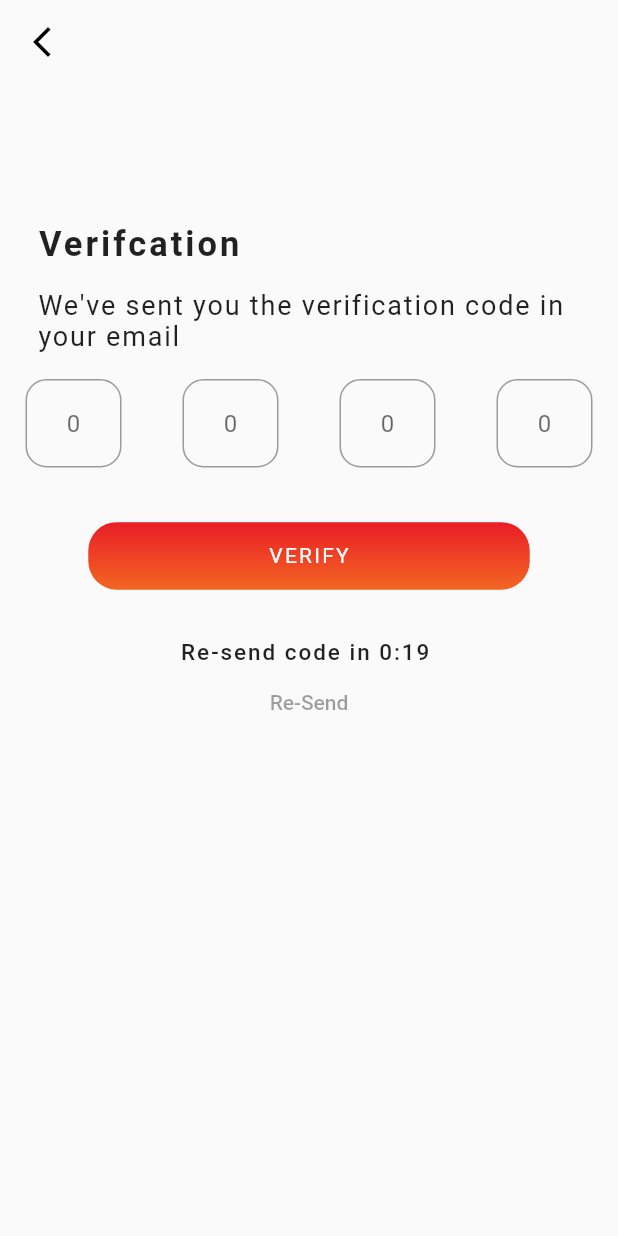
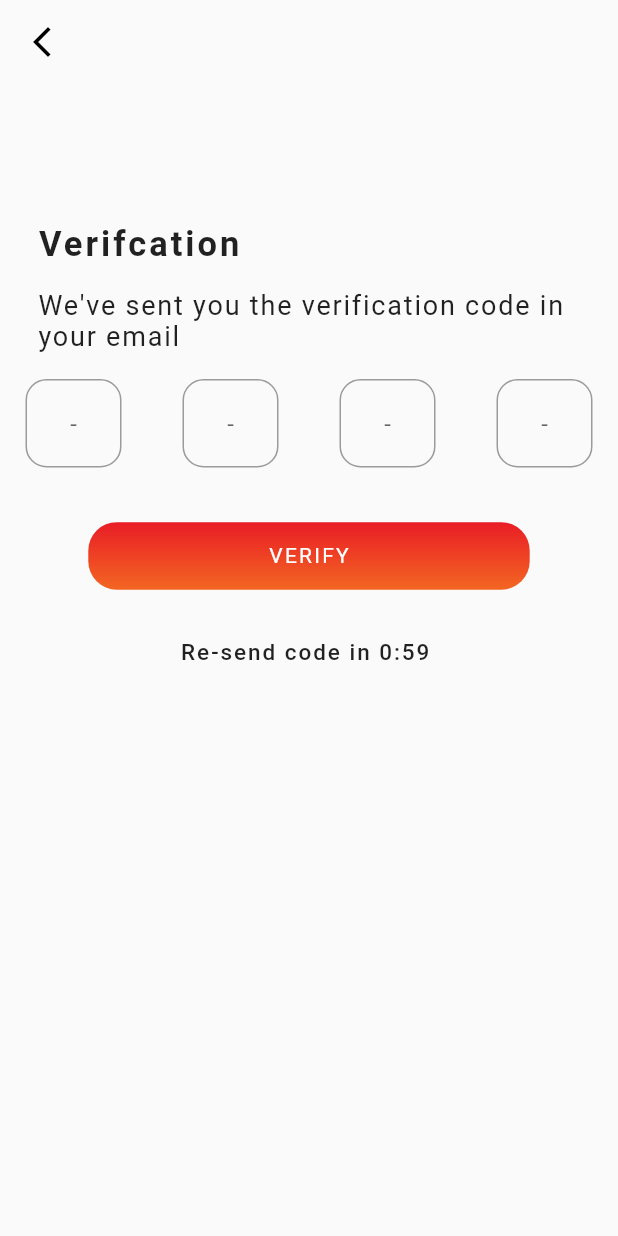
Before and after one commit to Saugat913/mobblazer, a Flutter app: the VerificationPage screen opened directly, on a phone screen of 412 x 824 dp. Run offline on Flutter 3.47's test engine with Material 2 defaults, Android fonts, the phone set to English and light mode, and no system bars; our stand-ins replace shared_preferences; accounts and stored records are empty.

Commit message:
add the thing

```diff
--- a/lib/components/CustomDrawer.dart
+++ b/lib/components/CustomDrawer.dart
@@ -23,7 +23,7 @@ class CustomDrawer extends StatelessWidget {
         Container(
           height: screenHeight * 0.3,
           width: screenWidth,
-          color: const Color(0xfff36622),
+          color: const Color(0xFFF04924),
           child: SafeArea(
             child: Column(
               crossAxisAlignment: CrossAxisAlignment.start,
--- a/lib/components/CustomTextButton.dart
+++ b/lib/components/CustomTextButton.dart
@@ -36,7 +36,7 @@ class _CustomTextButtonState extends State<CustomTextButton> {
             width: widget.width,
             decoration: BoxDecoration(
                 color:widget.color,
-                borderRadius: BorderRadius.circular(4)),
+                borderRadius: BorderRadius.circular(12)),
             child: Center(
               child:Text(widget.text!,style: TextStyle(fontSize: widget.fontFactor! * widget.fontSize!,color: Colors.white),)
             ))
--- a/lib/screen/AddCustomer.dart
+++ b/lib/screen/AddCustomer.dart
@@ -227,7 +227,8 @@ class _AddCustomerPageState extends State<AddCustomerPage> {
                               } else {
                                 showSnackBar(
                                     context, "Customer sucessfully added.");
-                                clearText();
+                                Navigator.of(context).pop();
+                                //clearText();
                               }
                             }
                           }),
--- a/lib/screen/verification_page.dart
+++ b/lib/screen/verification_page.dart
@@ -21,7 +21,7 @@ class _VerificationPageState extends State<VerificationPage> {
   ];
   final _formKey = GlobalKey<FormState>();
   bool isResendDisabled = true;
-  int _counter = 20;
+  int _counter = 60;
   late Timer _timer;
 
   @override
@@ -117,7 +117,7 @@ class _VerificationPageState extends State<VerificationPage> {
                             decoration: InputDecoration(
                               border: OutlineInputBorder(
                                   borderRadius: BorderRadius.circular(14)),
-                              hintText: "0",
+                              hintText: "-",
                             ),
                             textAlign: TextAlign.center,
                             inputFormatters: [
@@ -146,7 +146,7 @@ class _VerificationPageState extends State<VerificationPage> {
                             decoration: InputDecoration(
                               border: OutlineInputBorder(
                                   borderRadius: BorderRadius.circular(14)),
-                              hintText: "0",
+                              hintText: "-",
                             ),
                             textAlign: TextAlign.center,
                             inputFormatters: [
@@ -175,7 +175,7 @@ class _VerificationPageState extends State<VerificationPage> {
                             decoration: InputDecoration(
                               border: OutlineInputBorder(
                                   borderRadius: BorderRadius.circular(14)),
-                              hintText: "0",
+                            hintText: "-",
                             ),
                             textAlign: TextAlign.center,
                             inputFormatters: [
@@ -199,7 +199,7 @@ class _VerificationPageState extends State<VerificationPage> {
                             decoration: InputDecoration(
                               border: OutlineInputBorder(
                                   borderRadius: BorderRadius.circular(14)),
-                              hintText: "0",
+                              hintText: "-",
                             ),
                             textAlign: TextAlign.center,
                             inputFormatters: [
@@ -264,7 +264,9 @@ class _VerificationPageState extends State<VerificationPage> {
               SizedBox(
                 height: MediaQuery.of(context).size.height / 25,
               ),
-              Center(
+              Visibility(
+                visible: isResendDisabled ,
+                child: Center(
                   child: Text(
                     'Re-send code in 0:$_counter ',
                     style: const TextStyle(
@@ -274,7 +276,10 @@ class _VerificationPageState extends State<VerificationPage> {
                     ),
                   ),
                 ),
-              Center(
+              ),
+              Visibility(
+                visible: !isResendDisabled,
+                child: Center(
                   child: TextButton(
                       onPressed: isResendDisabled
                           ? null
@@ -287,6 +292,7 @@ class _VerificationPageState extends State<VerificationPage> {
                         "Re-Send",
                         style: TextStyle(decoration: TextDecoration.none),
                       )),
+                ),
               ),
             ],
           ),
--- a/pubspec.yaml
+++ b/pubspec.yaml
@@ -64,7 +64,7 @@ flutter:
   # To add assets to your application, add an assets section, like this:
   assets:
      - assets/images/
-  #   - images/a_dot_ham.jpeg
+     - assets/Icons/
 
   # An image asset can refer to one or more resolution-specific "variants", see
   # https://flutter.dev/assets-and-images/#resolution-aware
```
Also changed, not shown: lib/screen/CustomerList.dart (+12 -3 lines), lib/screen/ListPage/CustomerListPage.dart (+3 -37 lines). Lines whose indentation alone changed are shown as unchanged.
